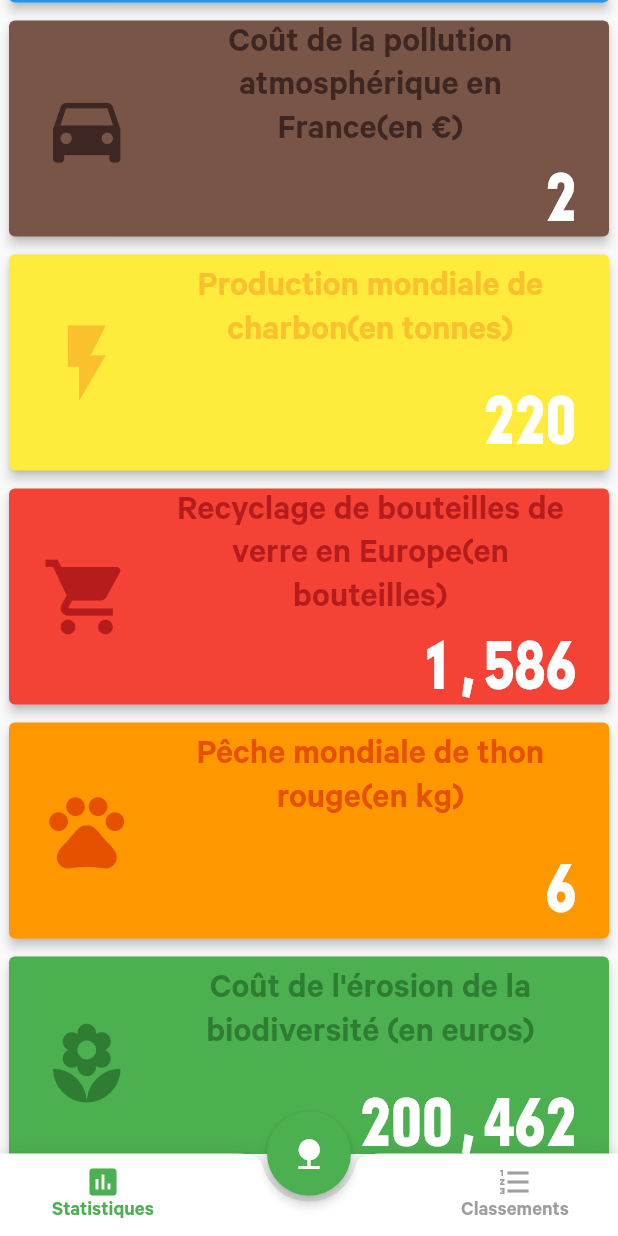
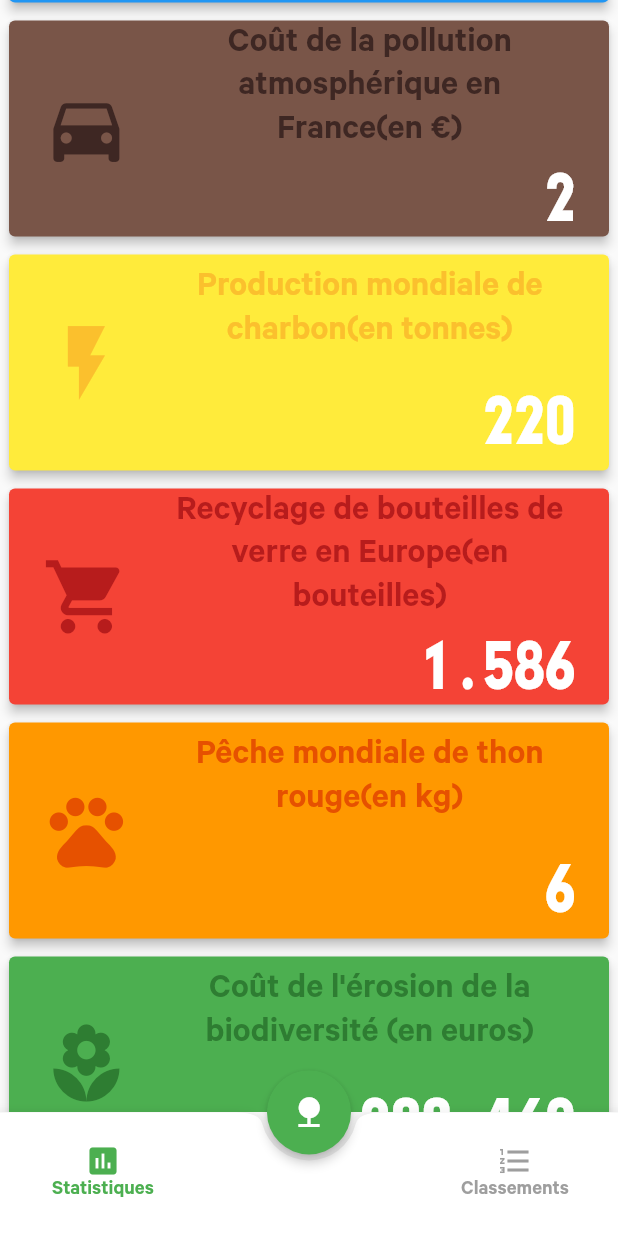
Before and after one commit to thomaspouly/projetTILT, a Flutter app: the HomePage screen opened directly, scrolled down 576 dp, on a phone screen of 412 x 824 dp. Run offline on Flutter 3.47's test engine with Material 2 defaults, Android fonts, the phone set to English and light mode, and no system bars; drawn by our look-alikes of auto_size_text, flip_card; our stand-ins replace cloud_firestore, firebase_auth, firebase_storage, flutter_svg, image_cropper, image_picker and 2 more; missing offline and left inert: flutter_sparkline, flutter_statusbarcolor, fluttie, image_crop; accounts and stored records are empty.

Commit message:
feat(staggeredView.dart): now we can flip the tiles and develop  them

```diff
--- a/flutter_app/lib/screen/customs/staggeredView.dart
+++ b/flutter_app/lib/screen/customs/staggeredView.dart
@@ -1,13 +1,14 @@
 import 'dart:async';
 import 'dart:io';
+import 'dart:math';
 
 import 'package:flutter/material.dart';
 import 'package:flutter_app/bloc/counter_bloc.dart';
 import 'package:flutter_app/models/Categorie.dart';
-import 'package:flutter_app/screen/home/tilesDetail.dart';
 import 'package:auto_size_text/auto_size_text.dart';
 import 'package:intl/intl.dart';
-
+import 'package:flutter_app/screen/home/home.dart';
+import 'package:flip_card/flip_card.dart';
 import 'package:page_transition/page_transition.dart';
 
 class StaggeredView extends StatefulWidget {
@@ -18,66 +19,199 @@ class StaggeredView extends StatefulWidget {
   final Categorie categorie;
   final DateTime date;
   final CounterBloc bloc;
-  StaggeredView(this.iconData, this.title,  this.id,
-      this.description, this.categorie,this.date,this.bloc);
+  final Function(int, bool) notifyParent;
+  final int tileId;
+  StaggeredView(this.iconData, this.title, this.id, this.description,
+      this.categorie, this.date, this.bloc, this.notifyParent, this.tileId);
 
   @override
   State<StatefulWidget> createState() => new _StaggeredViewState();
 }
 
-class _StaggeredViewState extends State<StaggeredView> {
+class _StaggeredViewState extends State<StaggeredView>
+    with SingleTickerProviderStateMixin {
   String counter;
 
+  double widthScreen;
 
   @override
   void setState(fn) {
-    if(mounted){
+    if (mounted) {
       super.setState(fn);
     }
   }
 
-
+  bool developemment = false;
   @override
   void initState() {
     // TODO: implement initState
     super.initState();
- final formatter =
-                  new NumberFormat("###,###,###,###,###,###,###,###");
+
+    final formatter = new NumberFormat("###,###,###,###,###,###,###,###");
 
     widget.bloc.actualise(widget.date);
 
-  counter = formatter.format( widget.bloc.counter.toInt());
+    counter = formatter.format(widget.bloc.counter.toInt());
+    counter = counter.replaceAll(",", ".");
     Timer.periodic(
         Duration(seconds: 1),
         (Timer t) => setState(() {
-
               widget.bloc.actualise(widget.date);
 
-              counter = formatter.format( widget.bloc.counter.toInt());
+              counter = formatter.format(widget.bloc.counter.toInt());
+              counter = counter.replaceAll(",", ".");
             }));
+  }
+
+  Widget back(bool b) {
+    switch (b) {
+      case false:
+         return Card(
+          color: widget.categorie.color,
+          child:  Stack(
+
+              children: <Widget>[ Column(children: <Widget>[
+            Stack(
+
+              children: <Widget>[
+ Align(alignment: Alignment.bottomCenter,child:Opacity(child:Icon(widget.categorie.logo,color: widget.categorie.colorLogo,size: widthScreen/3,),opacity: 0.5,)) ,
+                Container(
+
+                  padding: EdgeInsets.only(left: widthScreen/20,right:  widthScreen/20),
+                  child: Column(children: <Widget>[
+                    AutoSizeText(
+
+                      counter,
+                      textAlign: TextAlign.center,
+                      style: TextStyle(
+                          fontSize: widthScreen / 10,
+                          color: Colors.white,
+                          fontWeight: FontWeight.bold,
+                          fontFamily: "Monofonto-Regular"),
+                      maxLines: 1,
 
 
+                    ),
+                   Text(
+
+                      widget.description,
+                      style: TextStyle(
+                          color: widget.categorie.colorLogo, fontSize: widthScreen/28),
+                         overflow: TextOverflow.ellipsis ,
+                         maxLines: 4,
+
+                    )
+
+                  ]),
+                ),
+              ],
+            ),
+
+
+
+          ]),
+          Align(
+                child: FlatButton(
+                  child: Icon(
+                    Icons.arrow_drop_down,
+                    color: Colors.white,
+                    size: widthScreen / 20,
+                  ),
+                  onPressed: () {
+                    setState(() {
+                      developemment = true;
+                      widget.notifyParent(widget.tileId, false);
+                    });
+                  },
+                ),
+                alignment: Alignment.bottomRight),
+          ])
+
+        );
+        break;
+      case true:
+        return Card(
+          color: widget.categorie.color,
+          child:  Stack(
+
+              children: <Widget>[ Column(children: <Widget>[
+            Stack(
+
+              children: <Widget>[
+ Align(alignment: Alignment.bottomCenter,child:Opacity(child:Icon(widget.categorie.logo,color: widget.categorie.colorLogo,size: widthScreen/3,),opacity: 0.5,)) ,
+                Container(
+
+                  padding: EdgeInsets.only(left: widthScreen/20,right:  widthScreen/20),
+                  child: Column(children: <Widget>[
+                    Text(
+                      counter,
+                      textAlign: TextAlign.center,
+                      style: TextStyle(
+                          fontSize: widthScreen / 10,
+                          color: Colors.white,
+                          fontWeight: FontWeight.bold,
+                          fontFamily: "Monofonto-Regular"),
+                      maxLines: 1,
+                    ),
+                    Text(
+                      widget.description,
+                      style: TextStyle(
+                          color: widget.categorie.colorLogo, fontSize: widthScreen/28),
+                    ),
+                  ]),
+                ),
+              ],
+            ),
+
+             Container(
+
+                  padding: EdgeInsets.only(left: widthScreen/20,right:  widthScreen/20,top:widthScreen/15),
+                  child: Column(children: <Widget>[
+                    Text("Conseils:\n",
+                style: TextStyle(
+                    color: Colors.white,
+                    fontWeight: FontWeight.bold,
+                    fontSize: widthScreen/22)),
+            AutoSizeText(
+              widget.categorie.conseils,
+              style: TextStyle(color: widget.categorie.colorLogo, fontSize: widthScreen/28),
+            ),
+                  ]),
+                ),
+
+
+          ]),
+          Align(
+                child: FlatButton(
+                  child: Icon(
+                    Icons.arrow_drop_up,
+                    color: Colors.white,
+                    size: widthScreen / 20,
+                  ),
+                  onPressed: () {
+                    setState(() {
+                      developemment = false;
+                      widget.notifyParent(widget.tileId, true);
+                    });
+                  },
+                ),
+                alignment: Alignment.bottomRight),
+          ])
+
+        );
+        break;
+    }
   }
 
   @override
   Widget build(BuildContext context) {
-   double widthScreen = MediaQuery.of(context).size.width;
-
-
+    widthScreen = MediaQuery.of(context).size.width;
     return new InkWell(
-        onTap: () {
-          print(widget.id);
-
-          Navigator.push(
-              context,
-              PageTransition(
-                  duration: Duration(milliseconds: 500),
-                  type: null,
-                  child: TileDetail(widget.id, widget.iconData, widget.title,
-                      widget.description, widget.categorie)));
-        },
-        child: Container(padding:EdgeInsets.only(left:2,right: 2),child:Card(
-
+        child: Container(
+            padding: EdgeInsets.only(left: 2, right: 2),
+            child: FlipCard(
+                direction: FlipDirection.VERTICAL, // default
+                front: Card(
                     elevation: 3,
                     color: widget.categorie.color,
                     child: new Row(
@@ -88,7 +222,7 @@ class _StaggeredViewState extends State<StaggeredView> {
                             child: Icon(
                               widget.categorie.logo,
                               color: widget.categorie.colorLogo,
-                      size: 60,
+                              size: widthScreen/7,
                             )),
                         Column(
                           crossAxisAlignment: CrossAxisAlignment.center,
@@ -100,7 +234,7 @@ class _StaggeredViewState extends State<StaggeredView> {
                                 widget.title,
                                 textAlign: TextAlign.center,
                                 style: TextStyle(
-                            fontSize: widthScreen/17,
+                                    fontSize: widthScreen / 17,
                                     color: widget.categorie.colorLogo,
                                     fontWeight: FontWeight.bold),
                                 minFontSize: 10.0,
@@ -110,7 +244,7 @@ class _StaggeredViewState extends State<StaggeredView> {
                             ),
                             Container(
                               width: widthScreen / 3 * 2,
-                      child: AutoSizeText(
+                              child: Text(
                                 counter,
                                 textAlign: TextAlign.end,
                                 style: TextStyle(
@@ -118,14 +252,13 @@ class _StaggeredViewState extends State<StaggeredView> {
                                     color: Colors.white,
                                     fontWeight: FontWeight.bold,
                                     fontFamily: "Monofonto-Regular"),
-                        minFontSize: 7.0,
-                        stepGranularity: 10.0,
                                 maxLines: 1,
                               ),
                             ),
                           ],
                         )
                       ],
-            ))));
+                    )),
+                back: back(developemment))));
   }
 }
--- a/flutter_app/lib/screen/home/home.dart
+++ b/flutter_app/lib/screen/home/home.dart
@@ -52,58 +52,78 @@ class _HomePageState extends State<HomePage> {
 
   bool b = true;
   DateTime date = DateTime.now();
+double heightTiles;
+List<int> ids=new List<int>();
 
-  loadingTiles(DateTime d) {
+ setHeightTiles(int i,bool retirer){
+  setState(() {
+if(retirer==true){
+  ids.remove(i);
+}else{
+  ids.add(i);
+}
+
+  });
+}
+
+  loadingTiles(DateTime dateLoading) {
     tileGrid = new List<StaggeredView>();
     _staggeredTiles = List<StaggeredTile>();
     for (int i = 0; i < tiles.length; i++) {
       CounterBloc bloc = new CounterBloc();
       bloc.setCounter(tiles[i].increment);
+if(ids.contains(i)){
+  heightTiles=4.5;
+}else{
+  heightTiles=1.5;
+}
+
       StaggeredView s = StaggeredView(tiles[i].icon, tiles[i].name, tiles[i].id,
-          tiles[i].description, tiles[i].categorie, d, bloc);
+          tiles[i].description, tiles[i].categorie, dateLoading, bloc,this.setHeightTiles,i);
 
       switch (_dropdownCategoryValue) {
         case 'Faune':
           if (s.categorie.name == Names.faune) {
             tileGrid.add(s);
-            _staggeredTiles.add(StaggeredTile.count(4, 1.5));
+            _staggeredTiles.add(StaggeredTile.count(4,heightTiles));
           }
           break;
         case 'Flore':
           if (s.categorie.name == Names.flore) {
             tileGrid.add(s);
-            _staggeredTiles.add(StaggeredTile.count(4, 1.5));
+            _staggeredTiles.add(StaggeredTile.count(4, heightTiles));
           }
           break;
         case 'Réchauffement':
           if (s.categorie.name == Names.rechauffement) {
             tileGrid.add(s);
-            _staggeredTiles.add(StaggeredTile.count(4, 1.5));
+            _staggeredTiles.add(StaggeredTile.count(4, heightTiles));
           }
           break;
 
         case 'Pollution':
           if (s.categorie.name == Names.pollution) {
             tileGrid.add(s);
-            _staggeredTiles.add(StaggeredTile.count(4, 1.5));
+            _staggeredTiles.add(StaggeredTile.count(4, heightTiles));
           }
           break;
         case 'Energies':
           if (s.categorie.name == Names.energie) {
             tileGrid.add(s);
-            _staggeredTiles.add(StaggeredTile.count(4, 1.5));
+            _staggeredTiles.add(StaggeredTile.count(4, heightTiles));
           }
           break;
         case 'Déchets':
           if (s.categorie.name == Names.dechet) {
             tileGrid.add(s);
-            _staggeredTiles.add(StaggeredTile.count(4, 1.5));
+            _staggeredTiles.add(StaggeredTile.count(4, heightTiles));
           }
           break;
 
         default:
           tileGrid.add(s);
-          _staggeredTiles.add(StaggeredTile.count(4, 1.5));
+
+          _staggeredTiles.add(StaggeredTile.count(4,heightTiles));
       }
     }
   }
@@ -230,7 +250,7 @@ class _HomePageState extends State<HomePage> {
 
   Widget _buildBottomBar() {
     return FABBottomAppBar(
-      height: MediaQuery.of(context).size.height/15,
+      height: MediaQuery.of(context).size.height/10,
       color: Colors.grey,
       selectedColor: Colors.green,
       notchedShape: CircularNotchedRectangle(),
@@ -253,7 +273,7 @@ class _HomePageState extends State<HomePage> {
 
         ),
         FABBottomAppBarItem(
-            iconData: Icons.format_list_numbered, text: 'Classements'),
+            iconData: Icons.format_list_numbered, text: 'Classements',),
       ],
     );
   }
@@ -270,6 +290,8 @@ class _HomePageState extends State<HomePage> {
                     )),
           );
         } else {
+
+
           showDialog(
             context: context,
             builder: (BuildContext context) {
@@ -383,6 +405,7 @@ class _HomePageState extends State<HomePage> {
       mainAxisSpacing: 4.0,
       crossAxisSpacing: 4.0,
     );
+
   }
 
   String _currentTopItemSelected = 'Top 40';
--- a/flutter_app/pubspec.yaml
+++ b/flutter_app/pubspec.yaml
@@ -28,7 +28,7 @@ dependencies:
   cloud_firestore: ^0.9.13+1
   image_picker: ^0.5.3+1
   firebase_storage: ^2.1.0+1
-  flutter_svg: ^0.12.3
+  flutter_svg: ^0.13.0+1
   image_crop: ^0.2.0
   image_cropper: ^1.0.1
   path_provider: ^0.5.0+1
@@ -43,6 +43,7 @@ dependencies:
   csv: ^4.0.3
   fluttie: ^0.3.2
   multi_page_form: ^1.0.4
+  flip_card: ^0.2.1
 
 
 dev_dependencies:
```
Also changed, not shown: flutter_app/lib/screen/home/tilesDetail.dart (deleted, +0 -135 lines), flutter_app/pubspec.lock. Lines whose indentation alone changed are shown as unchanged.
